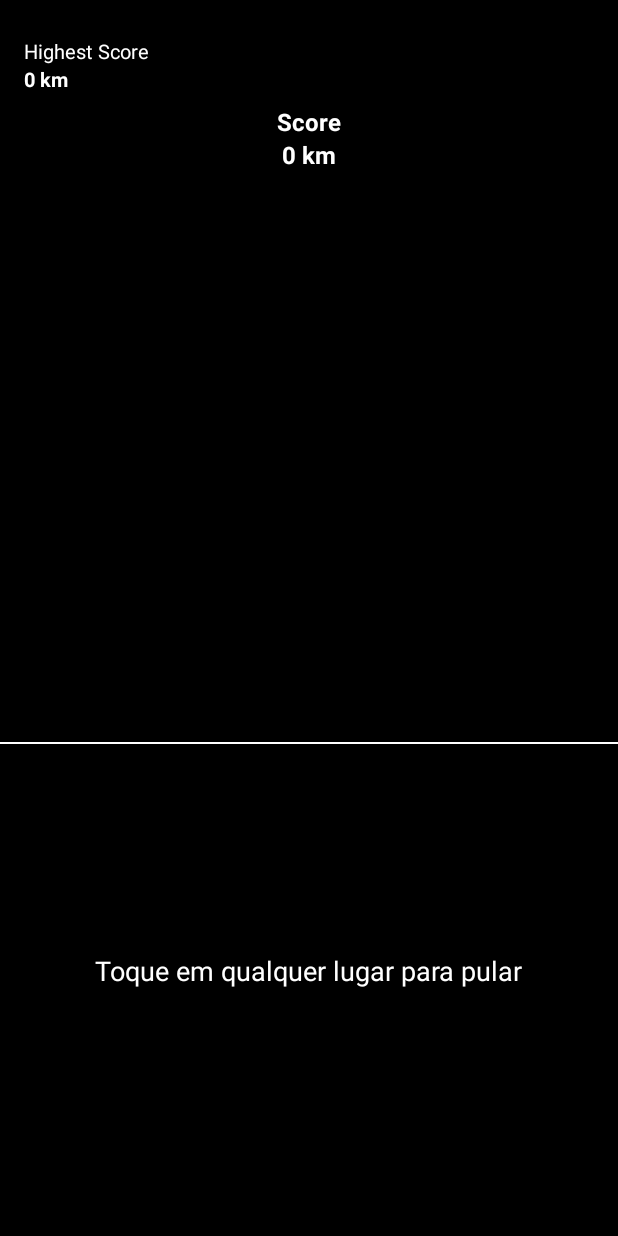
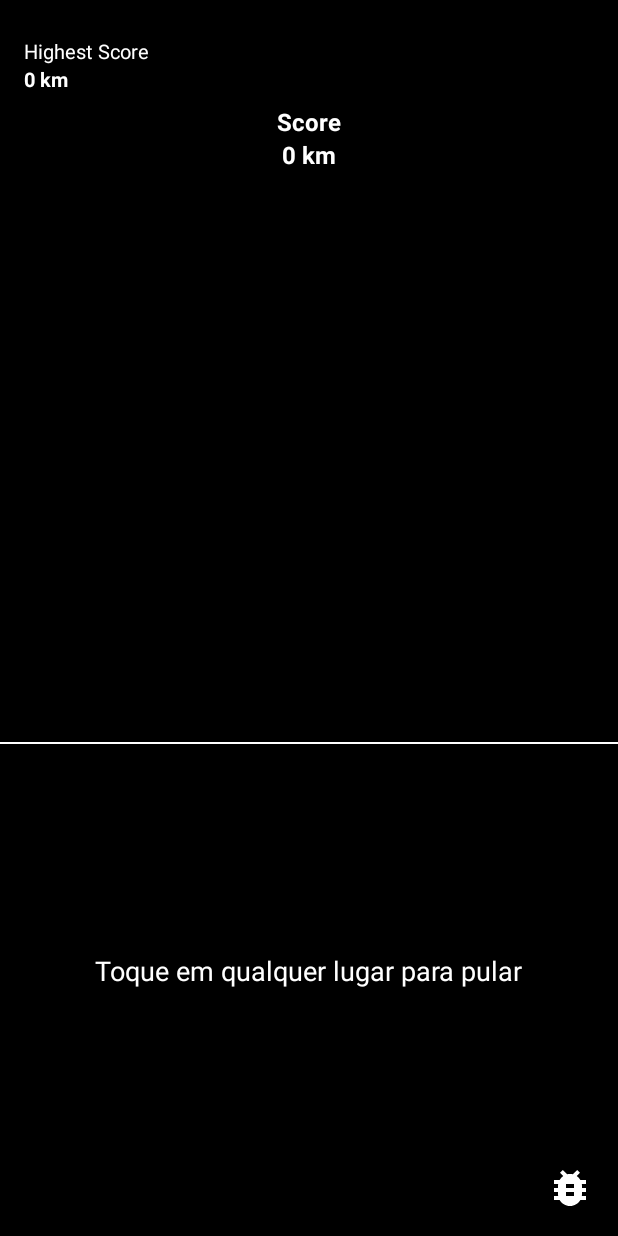
Before and after one commit to thiago-you/need-for-speedy, an Android app: the screen it shows after launch (MainActivity), on a phone screen of 412 x 824 dp. Run offline under Robolectric (Android 15) with nearby library versions, the phone set to English and light mode, and no system bars.

Commit message:
add debug mode

```diff
--- a/app/src/main/java/you/thiago/needforspeedy/MainActivity.kt
+++ b/app/src/main/java/you/thiago/needforspeedy/MainActivity.kt
@@ -9,6 +9,7 @@
 import android.view.View
 import android.widget.FrameLayout
 import android.widget.TextView
+import android.widget.Toast
 import androidx.activity.enableEdgeToEdge
 import androidx.appcompat.app.AppCompatActivity
 import androidx.constraintlayout.widget.ConstraintLayout
@@ -26,6 +27,7 @@
     private lateinit var gameContainer: FrameLayout
 
     private var isInitialized = false
+    private var isInDebugMode = false
     private var scoreCurrent = 0
 
     private var pressStartTime: Long = 0
@@ -59,6 +61,11 @@
     }
 
     private fun setupActions() {
+        findViewById<View>(R.id.action_debug).setOnClickListener {
+            isInDebugMode = true
+            Toast.makeText(this, "Debug mode enabled. No collision detection.", Toast.LENGTH_LONG).show()
+        }
+
         findViewById<View>(R.id.main).setOnTouchListener { view, event ->
             if (!isInitialized) {
                 startGame()
--- /dev/null
+++ b/app/src/main/res/drawable/ic_baseline_bug_report_24.xml
@@ -0,0 +1,5 @@
+<vector xmlns:android="http://schemas.android.com/apk/res/android" android:height="24dp" android:tint="#FFFFFF" android:viewportHeight="24" android:viewportWidth="24" android:width="24dp">
+
+    <path android:fillColor="@android:color/white" android:pathData="M20,8h-2.81c-0.45,-0.78 -1.07,-1.45 -1.82,-1.96L17,4.41 15.59,3l-2.17,2.17C12.96,5.06 12.49,5 12,5c-0.49,0 -0.96,0.06 -1.41,0.17L8.41,3 7,4.41l1.62,1.63C7.88,6.55 7.26,7.22 6.81,8L4,8v2h2.09c-0.05,0.33 -0.09,0.66 -0.09,1v1L4,12v2h2v1c0,0.34 0.04,0.67 0.09,1L4,16v2h2.81c1.04,1.79 2.97,3 5.19,3s4.15,-1.21 5.19,-3L20,18v-2h-2.09c0.05,-0.33 0.09,-0.66 0.09,-1v-1h2v-2h-2v-1c0,-0.34 -0.04,-0.67 -0.09,-1L20,10L20,8zM14,16h-4v-2h4v2zM14,12h-4v-2h4v2z"/>
+
+</vector>
--- a/app/src/main/res/layout/activity_main.xml
+++ b/app/src/main/res/layout/activity_main.xml
@@ -82,9 +82,9 @@
         android:id="@+id/layout_land_box"
         android:layout_width="match_parent"
         android:layout_height="200dp"
-        app:layout_constraintStart_toStartOf="parent"
+        app:layout_constraintBottom_toTopOf="@+id/guideline_center"
         app:layout_constraintEnd_toEndOf="parent"
-        app:layout_constraintBottom_toTopOf="@+id/guideline_center"/>
+        app:layout_constraintStart_toStartOf="parent" />
 
     <com.airbnb.lottie.LottieAnimationView
         android:id="@+id/lottie_player"
@@ -93,12 +93,24 @@
         android:layout_marginBottom="-30dp"
         android:rotationY="180"
         app:layout_constraintBottom_toBottomOf="parent"
+        app:layout_constraintBottom_toTopOf="@+id/guideline_center"
         app:layout_constraintEnd_toEndOf="parent"
         app:layout_constraintStart_toStartOf="parent"
-        app:layout_constraintBottom_toTopOf="@+id/guideline_center"
         app:lottie_autoPlay="false"
         app:lottie_loop="true"
         app:lottie_rawRes="@raw/anim_car" />
+
+    <ImageView
+        android:id="@+id/action_debug"
+        android:layout_width="48dp"
+        android:layout_height="48dp"
+        android:layout_marginBottom="8dp"
+        android:layout_marginEnd="8dp"
+        android:padding="8dp"
+        android:src="@drawable/ic_baseline_bug_report_24"
+        app:layout_constraintBottom_toBottomOf="parent"
+        app:layout_constraintEnd_toEndOf="parent"
+        tools:ignore="ContentDescription" />
 
     <androidx.constraintlayout.widget.Guideline
         android:id="@+id/guideline_bottom"
```
